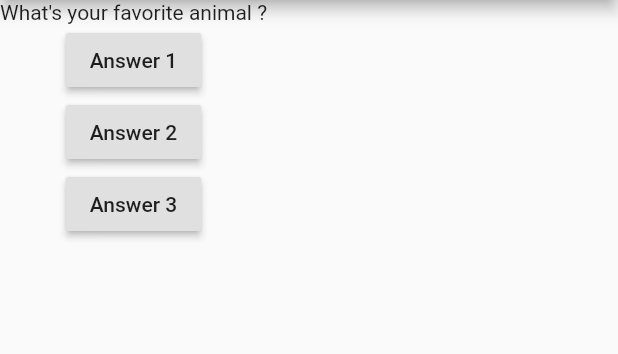
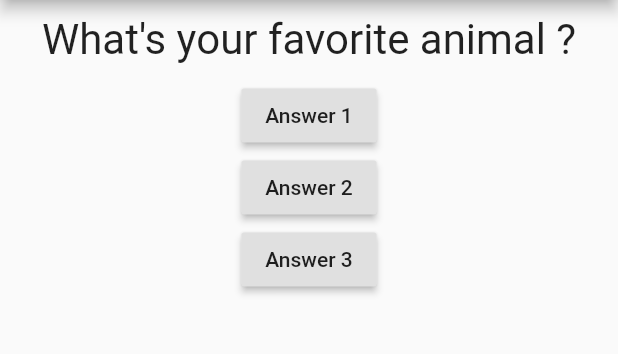
Before and after one commit to vedanshdwivedi/Flutter-Development, a Flutter app: the screen it shows after launch, after a tap on "Answer 1", on a phone screen of 412 x 824 dp, the part 84-438 px from its top. Run offline on Flutter 3.47's test engine with Material 2 defaults, Android fonts, the phone set to English and light mode, and no system bars.

```diff
--- a/basic_01/lib/main.dart
+++ b/basic_01/lib/main.dart
@@ -1,4 +1,6 @@
 import 'package:flutter/material.dart';
+
+import './question.dart';
 
 void main() => runApp(MyApp());
 
@@ -7,19 +9,19 @@ class MyApp extends StatefulWidget {
 
   @override
   State<StatefulWidget> createState() {
-    return MyAppState();
+    return _MyAppState();
   }
 }
 
-class MyAppState extends State<MyApp> {
-  var questionIndex = 0;
+class _MyAppState extends State<MyApp> {
+  var _questionIndex = 0;
 
   void answerQuestion() {
     setState(() {
-      if (questionIndex == 0) {
-        questionIndex = 1;
+      if (_questionIndex == 0) {
+        _questionIndex = 1;
       } else {
-        questionIndex = 0;
+        _questionIndex = 0;
       }
     });
   }
@@ -38,7 +40,7 @@ class MyAppState extends State<MyApp> {
       ),
       body: Column(
         children: <Widget>[
-          Text(questions[questionIndex]),
+          Question(questions[_questionIndex]),
           RaisedButton(
             child: Text('Answer 1'),
             onPressed: answerQuestion,
--- /dev/null
+++ b/basic_01/lib/question.dart
@@ -0,0 +1,19 @@
+import 'package:flutter/material.dart';
+
+class Question extends StatelessWidget {
+  final String questionText;
+
+  Question(this.questionText);
+
+  @override
+  Widget build(BuildContext context) {
+    return Container(
+        width: double.infinity,
+        margin: EdgeInsets.all(10),
+        child: Text(
+          questionText,
+          style: TextStyle(fontSize: 28),
+          textAlign: TextAlign.center,
+        ));
+  }
+}
```
